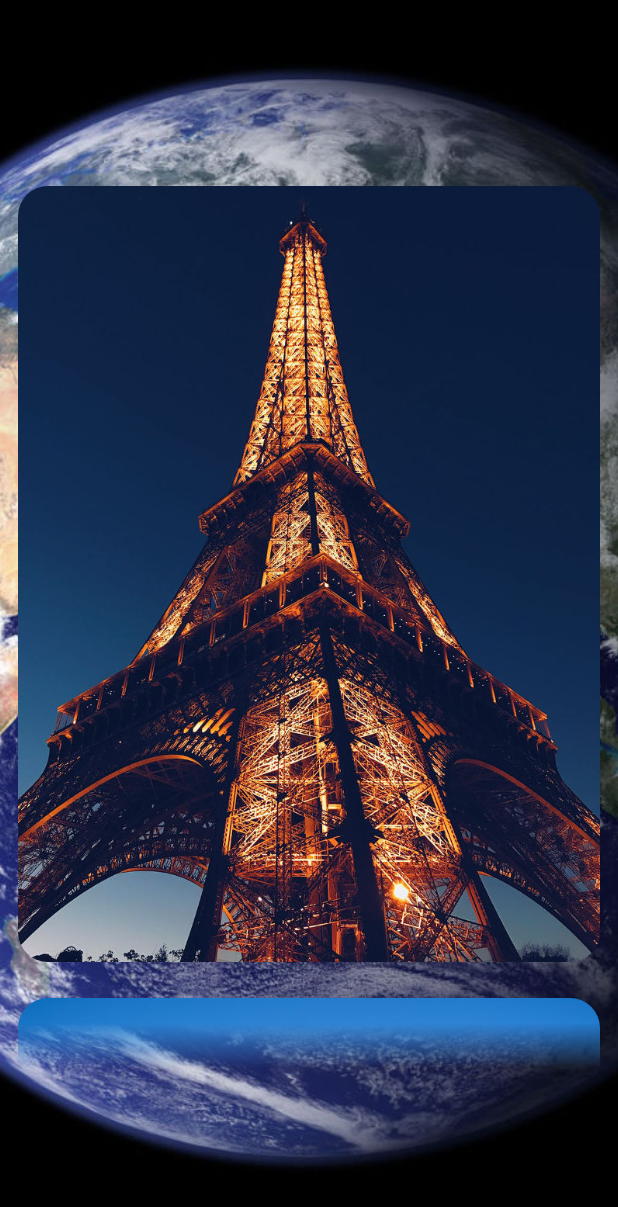
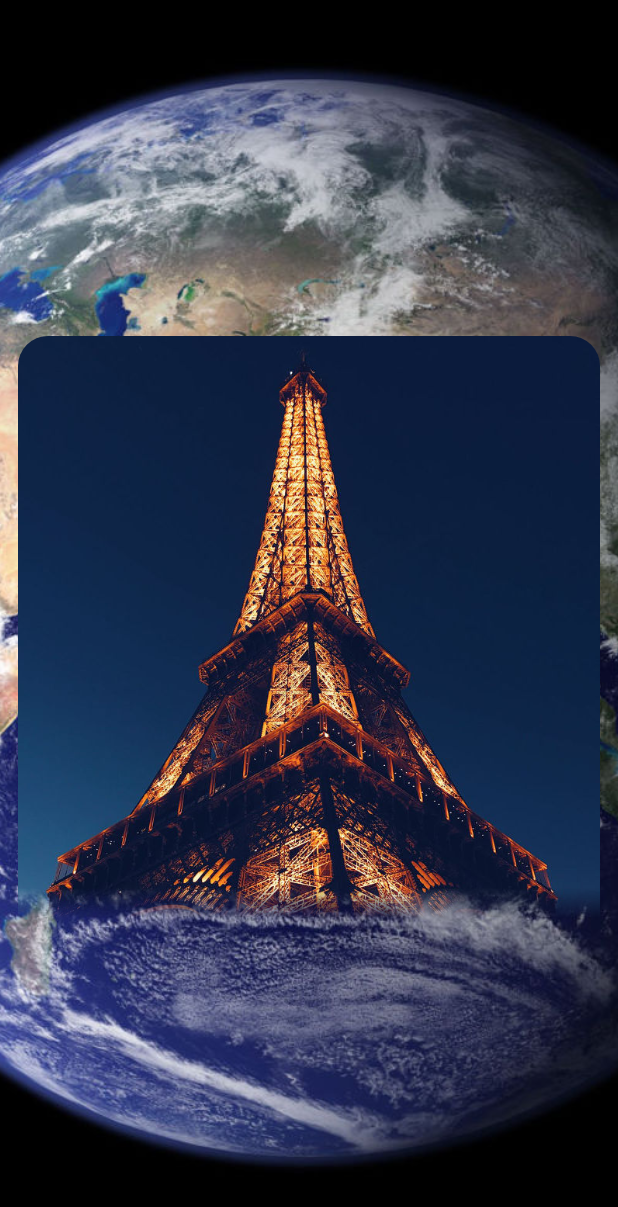
Before and after one commit to mponkin/fading_edge_scrollview, a Flutter app: the CitiesListView screen opened directly, on a phone screen of 412 x 824 dp. Shown: the top 1207 px of the screen. Run offline on Flutter 3.47's test engine with Material 2 defaults, Android fonts, the phone set to English and light mode, and no system bars.

Commit message:
updated example

```diff
--- a/example/lib/main.dart
+++ b/example/lib/main.dart
@@ -145,7 +145,7 @@ class CitiesListView extends StatelessWidget {
           ),
           Center(
             child: Container(
-              height: 600,
+              height: 400,
               child: FadingEdgeScrollView.fromScrollView(
                 child: ListView(
                   controller: _scrollController,
```
